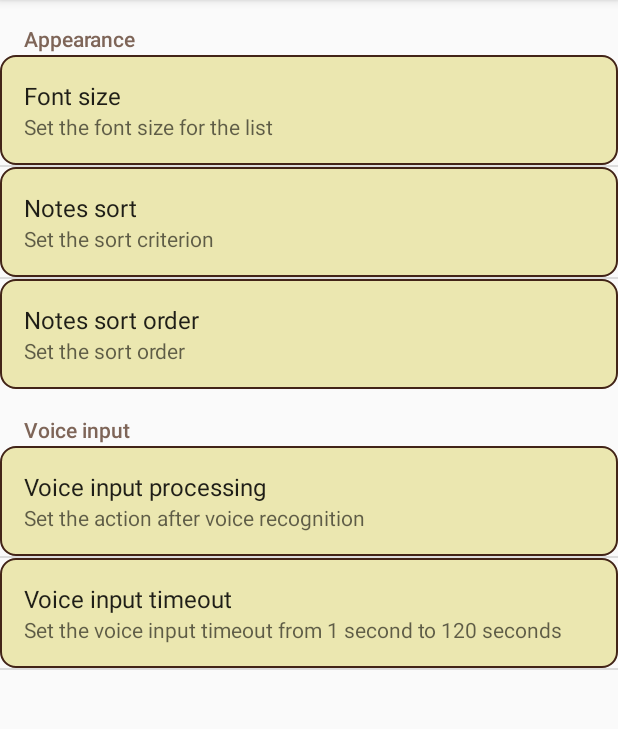
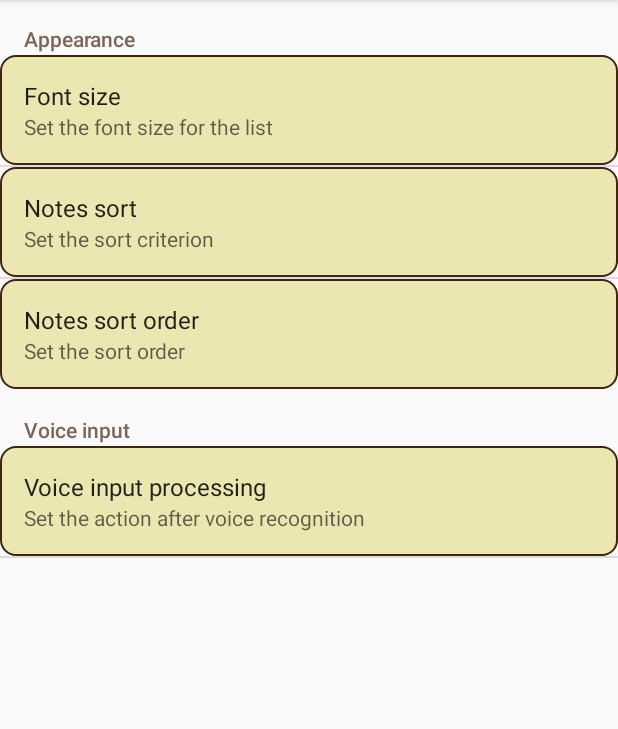
Before and after one commit to coffeeplanter/SimpleNotes, an Android app: the screen it shows after launch (SettingsActivity), in the options menu, after a tap on "Settings", on a phone screen of 412 x 824 dp, the part 84-813 px from its top. Run offline under Robolectric (Android 15) with nearby library versions, the phone set to English and light mode, and no system bars.

Commit message:
Bug fixes.

```diff
--- a/app/src/main/java/ru/solovyov/ilya/simplenotes/MainActivity.java
+++ b/app/src/main/java/ru/solovyov/ilya/simplenotes/MainActivity.java
@@ -101,7 +101,7 @@ public class MainActivity extends AppCompatActivity {
             // Активность воссоздана после уничтожения системой
             application_mode = RESTORED_ACTIVITY_MODE;
         }
-        Log.d(TAG, "applicaion_mode: " + application_mode);
+        Log.d(TAG, "application_mode: " + application_mode);
 
         // Получаем экземпляр элемента ListView
         listView = (ListView)findViewById(android.R.id.list);
@@ -110,14 +110,19 @@ public class MainActivity extends AppCompatActivity {
 
         switch (application_mode) {
             case FIRST_LAUNCH_MODE:
-                notes = null;
+                notes = new ArrayList<>();
                 break;
             case RESTORED_ACTIVITY_MODE:
                 json = savedInstanceState.getString(NOTES_JSON_STRING);
             case CREATION_ACTIVITY_MODE:
                 gson = new Gson();
                 notes = gson.fromJson(json, new TypeToken<List<Note>>(){}.getType());
+                if (notes == null) {
+                    notes = new ArrayList<>();
+                }
+                Log.d(TAG, "notes: " + notes.toString());
                 adapter = new NoteAdapter(this, R.layout.note_item, notes);
+                Log.d(TAG, "adapter: " + adapter.toString());
                 listView.setAdapter(adapter);
                 break;
         }
@@ -160,7 +165,7 @@ public class MainActivity extends AppCompatActivity {
         voiceIntent.putExtra(RecognizerIntent.EXTRA_LANGUAGE_MODEL, RecognizerIntent.LANGUAGE_MODEL_FREE_FORM);
         voiceIntent.putExtra(RecognizerIntent.EXTRA_CALLING_PACKAGE, this.getPackageName());
         voiceIntent.putExtra(RecognizerIntent.EXTRA_MAX_RESULTS, 3);
-        voiceIntent.putExtra(RecognizerIntent.EXTRA_SPEECH_INPUT_COMPLETE_SILENCE_LENGTH_MILLIS, voiceTimeout);
+        voiceIntent.putExtra(RecognizerIntent.EXTRA_SPEECH_INPUT_COMPLETE_SILENCE_LENGTH_MILLIS, voiceTimeout); // Похоже, этот параметр не работает
         //intent.putExtra(RecognizerIntent.EXTRA_LANGUAGE, "de"); // Установка других языков
 
         // Назначаем слушатель кнопке голосового добавления заметки
@@ -171,8 +176,8 @@ public class MainActivity extends AppCompatActivity {
             public void onCheckedChanged(CompoundButton buttonView, boolean isChecked) {
                 if (isChecked) {
                     linearLayout.setBackgroundColor(ContextCompat.getColor(MainActivity.this, R.color.colorVoiceRecording));
+                    Log.d(TAG, "" + voiceTimeout);
                     speechRecognizer.startListening(voiceIntent);
-                    Log.d(TAG, "onResults");
                 }
                 else {
                     linearLayout.setBackgroundColor(ContextCompat.getColor(MainActivity.this, R.color.colorBackground));
@@ -180,7 +185,6 @@ public class MainActivity extends AppCompatActivity {
                     SharedPreferences optionsFromSettingsActivity = PreferenceManager.getDefaultSharedPreferences(buttonView.getContext());
                     sortNotes(notes, optionsFromSettingsActivity);
                     adapter.notifyDataSetChanged();
-                    Log.d(TAG, "Лист: " + ((Note)(listView.getItemAtPosition(0))).getText());
                     listView.post(new Runnable() {
                         @Override
                         public void run() {
@@ -227,8 +231,10 @@ public class MainActivity extends AppCompatActivity {
                 recognitionListener.setCurrentMode(VoiceRecognitionImplementation.ADD_NEW_NOTE_EDITOR);
                 break;
         }
-        voiceTimeout = getVoiceTimeout(optionsFromSettingsActivity);
-        adapter.notifyDataSetChanged();
+//        voiceTimeout = getVoiceTimeout(optionsFromSettingsActivity); // Отключено
+        if (adapter != null) {
+            adapter.notifyDataSetChanged();
+        }
         super.onResume();
     }
 
--- a/app/src/main/res/xml/preferences.xml
+++ b/app/src/main/res/xml/preferences.xml
@@ -42,16 +42,9 @@
             android:title="@string/settings_voice_process_method"
             android:summary="@string/settings_voice_process_method_summary"
             android:defaultValue="0"
-            android:dialogTitle="settings_voice_process_method_dialog"
+            android:dialogTitle="@string/settings_voice_process_method_dialog"
             android:entries="@array/voice_process_method"
             android:entryValues="@array/voice_process_method_values"/>
-
-        <EditTextPreference
-            android:key="voice_input_timeout"
-            android:title="@string/settings_voice_input_timeout"
-            android:summary="@string/settings_voice_input_timeout_summary"
-            android:dialogTitle="@string/settings_voice_input_timeout_dialog"
-            android:defaultValue="10" />
 
     </PreferenceCategory>
 
```
Also changed, not shown: 1 other file.
